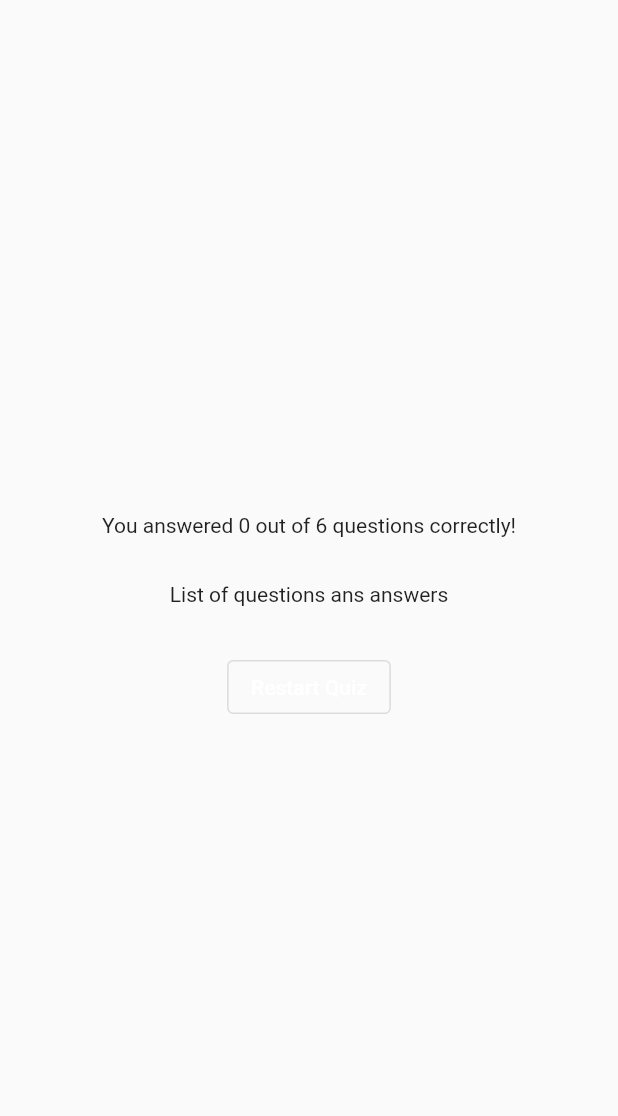
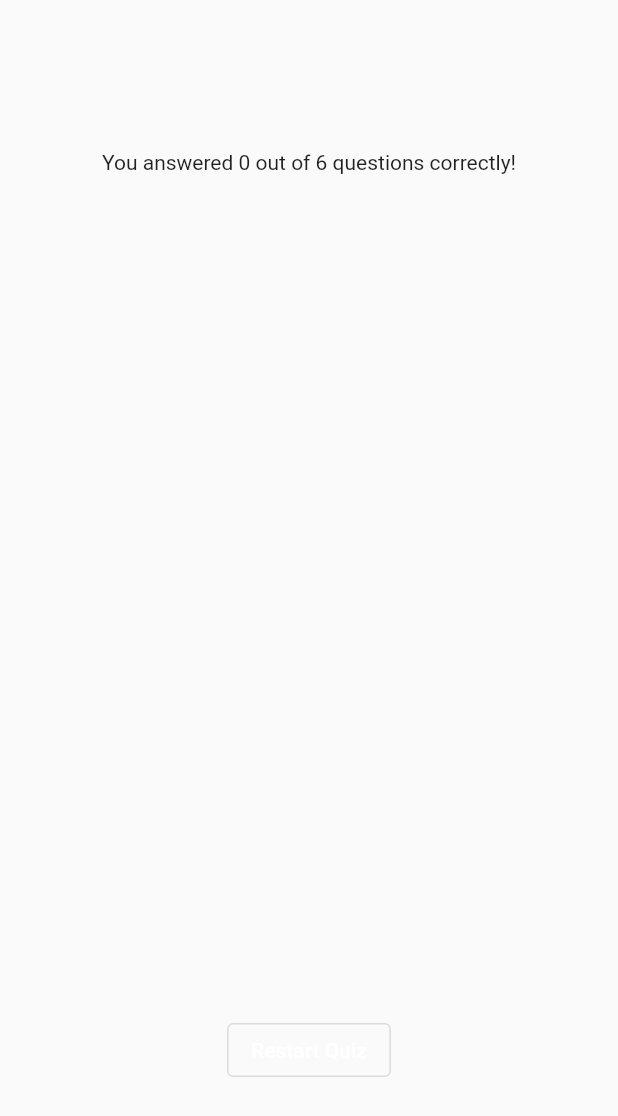
Before and after one commit to Indranilsen2005/Demo_Quiz_App, a Flutter app: the ResultScreen widget shown alone on an empty page, opened directly with empty values, on a phone screen of 412 x 824 dp. Shown: the top 1116 px of the screen. Run offline on Flutter 3.47's test engine with Material 2 defaults, Android fonts, the phone set to English and light mode, and no system bars; our stand-ins replace google_fonts.

Commit message:
Error occured in result screen

```diff
--- /dev/null
+++ b/lib/question_summary.dart
@@ -0,0 +1,37 @@
+import 'package:flutter/material.dart';
+import 'package:quiz_app/data/questions.dart';
+// import 'package:quiz_app/data/questions.dart';
+
+class QuestionSummary extends StatelessWidget {
+  const QuestionSummary(this.summaryData, {super.key});
+  final List<Map<String, Object>> summaryData;
+  @override
+  Widget build(BuildContext context) {
+    return SizedBox(
+      height: 500,
+      child: SingleChildScrollView(
+        child: Column(
+          children: summaryData.map(
+            (data) {
+              return Row(
+                children: [
+                  Text(((data['questions-index'] as int) + 1).toString()),
+                  Expanded(
+                    child: Column(
+                      children: [
+                        Text(data[questions] as String),
+                        const SizedBox(height: 5),
+                        Text(data['user-answer'] as String),
+                        Text(data['correct-answer'] as String),
+                      ],
+                    ),
+                  ),
+                ],
+              );
+            },
+          ).toList(),
+        ),
+      ),
+    );
+  }
+}
--- a/lib/quiz.dart
+++ b/lib/quiz.dart
@@ -21,7 +21,6 @@ class _QuizState extends State<Quiz> {
 
   List<String> selectedAnswers = [];
   var activeScreen = 'start-screen';
-  int correctAnswer = 1;
 
   void switchScreen() {
     setState(() {
@@ -34,19 +33,12 @@ class _QuizState extends State<Quiz> {
 
     if (selectedAnswers.length == questions.length) {
       setState(() {
-        selectedAnswers = [];
         activeScreen = 'result-screen';
       });
     }
 
-    for (var i = 0; i < 5; i++) {
-      if (answer == questions[i].answer[0]) {
-        correctAnswer++;
-      }
-    }
+
   }
-
-
 
   @override
   Widget build(BuildContext context) {
@@ -56,7 +48,10 @@ class _QuizState extends State<Quiz> {
     }
 
     if (activeScreen == 'result-screen') {
-      activeWidget = ResultScreen(correctAnswer);
+      activeWidget = ResultScreen(
+
+        chosenAnswer: selectedAnswers,
+      );
     }
 
     return MaterialApp(
--- a/lib/result_screen.dart
+++ b/lib/result_screen.dart
@@ -1,23 +1,48 @@
 import 'package:flutter/material.dart';
 import 'package:quiz_app/data/questions.dart';
+import 'package:quiz_app/question_summary.dart';
 
 class ResultScreen extends StatelessWidget {
-  ResultScreen(this.correctAnswer, {super.key});
-  final int correctAnswer;
+  ResultScreen({
+    super.key,
+    required this.chosenAnswer,
+  });
+  final List<String> chosenAnswer;
+  final int totalQuestions = questions.length;
 
-  final int totalQuestions = questions.length;
+  // Creating a map
+  List<Map<String, Object>> getSummaryData() {
+    final List<Map<String, Object>> summary = [];
+    for (var i = 0; i < chosenAnswer.length; i++) {
+      summary.add(
+        {
+          'question-index': i,
+          'question': questions[i].question,
+          'correct-answer': questions[i].answer[i],
+          'user-answer': chosenAnswer[i],
+        },
+      );
+    }
+    return summary;
+  }
+
   @override
   Widget build(BuildContext context) {
+    final summaryData = getSummaryData();
+    final numTotalQuestions = questions.length;
+    final numCorrectQuestions = summaryData.where((data) {
+      return data['user-answer'] == data['correct-answer'];
+    }).length;
     return SizedBox(
       width: double.infinity,
       child: Column(
         mainAxisAlignment: MainAxisAlignment.center,
         children: [
           Text(
-            'You answered $correctAnswer out of $totalQuestions questions correctly!',
+            'You answered $numCorrectQuestions out of $numTotalQuestions questions correctly!',
           ),
           const SizedBox(height: 30),
-          const Text('List of questions ans answers'),
+          QuestionSummary(summaryData),
           const SizedBox(height: 30),
           OutlinedButton(
             onPressed: () {
```
